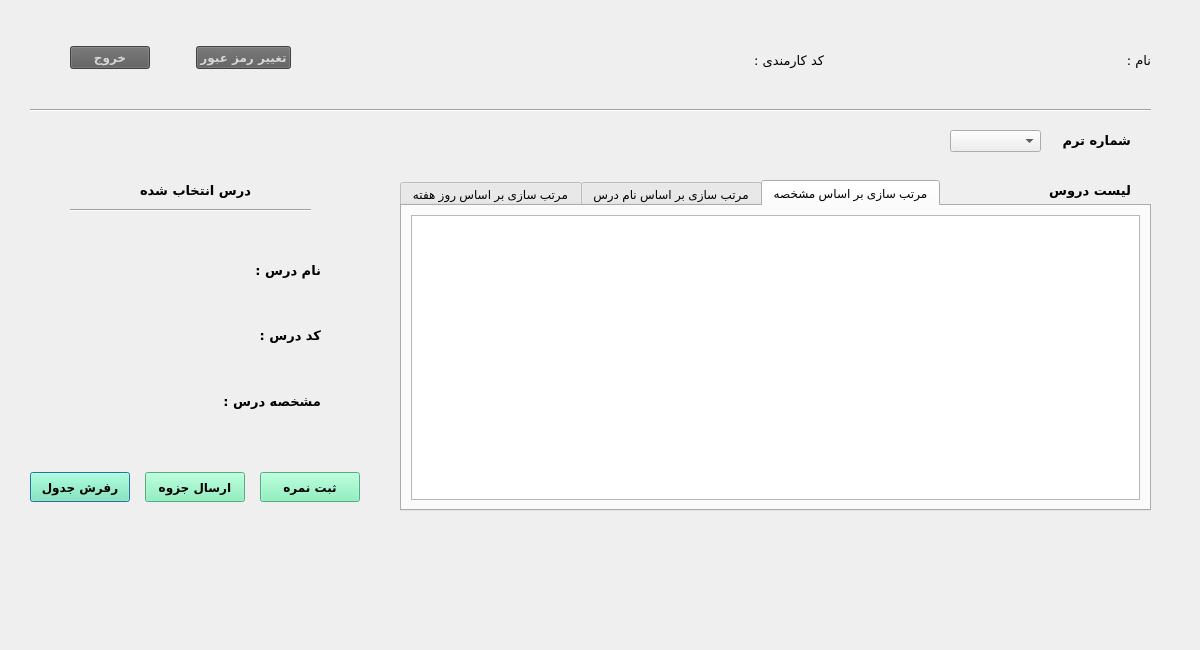
First picture: the form in teacherthirdmaindialog.ui, repository AliRn76/Student-Portal, before the edit.
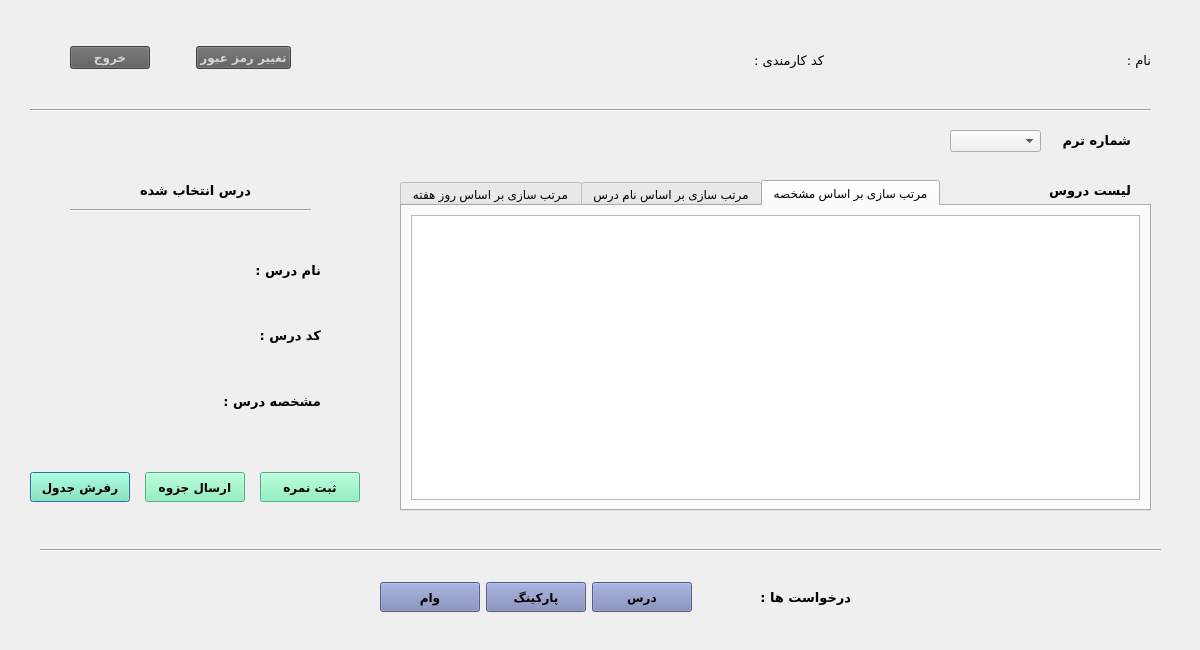
Second picture: the form after the edit. The open tabs and pages were chosen to show the change.

The edit to the form file:
```diff
--- a/teacherthirdmaindialog.ui
+++ b/teacherthirdmaindialog.ui
@@ -653,6 +653,134 @@
     </layout>
    </widget>
   </widget>
+  <widget class="Line" name="line_3">
+   <property name="geometry">
+    <rect>
+     <x>40</x>
+     <y>540</y>
+     <width>1121</width>
+     <height>20</height>
+    </rect>
+   </property>
+   <property name="orientation">
+    <enum>Qt::Horizontal</enum>
+   </property>
+  </widget>
+  <widget class="QWidget" name="">
+   <property name="geometry">
+    <rect>
+     <x>380</x>
+     <y>580</y>
+     <width>471</width>
+     <height>35</height>
+    </rect>
+   </property>
+   <layout class="QHBoxLayout" name="horizontalLayout_10">
+    <item>
+     <widget class="QPushButton" name="pushButton_req_vam">
+      <property name="minimumSize">
+       <size>
+        <width>100</width>
+        <height>30</height>
+       </size>
+      </property>
+      <property name="font">
+       <font>
+        <family>B Nazanin</family>
+        <pointsize>9</pointsize>
+        <weight>75</weight>
+        <bold>true</bold>
+       </font>
+      </property>
+      <property name="styleSheet">
+       <string notr="true">background-color:rgb(118, 130, 179)</string>
+      </property>
+      <property name="text">
+       <string>وام</string>
+      </property>
+     </widget>
+    </item>
+    <item>
+     <widget class="QPushButton" name="pushButton_req_parking">
+      <property name="minimumSize">
+       <size>
+        <width>100</width>
+        <height>30</height>
+       </size>
+      </property>
+      <property name="font">
+       <font>
+        <family>B Nazanin</family>
+        <pointsize>9</pointsize>
+        <weight>75</weight>
+        <bold>true</bold>
+       </font>
+      </property>
+      <property name="styleSheet">
+       <string notr="true">background-color:rgb(118, 130, 179)</string>
+      </property>
+      <property name="text">
+       <string>پارکینگ</string>
+      </property>
+     </widget>
+    </item>
+    <item>
+     <widget class="QPushButton" name="pushButton_req_dars">
+      <property name="minimumSize">
+       <size>
+        <width>100</width>
+        <height>30</height>
+       </size>
+      </property>
+      <property name="font">
+       <font>
+        <family>B Nazanin</family>
+        <pointsize>9</pointsize>
+        <weight>75</weight>
+        <bold>true</bold>
+       </font>
+      </property>
+      <property name="styleSheet">
+       <string notr="true">background-color:rgb(118, 130, 179)</string>
+      </property>
+      <property name="text">
+       <string>درس</string>
+      </property>
+     </widget>
+    </item>
+    <item>
+     <spacer name="horizontalSpacer_9">
+      <property name="orientation">
+       <enum>Qt::Horizontal</enum>
+      </property>
+      <property name="sizeType">
+       <enum>QSizePolicy::MinimumExpanding</enum>
+      </property>
+      <property name="sizeHint" stdset="0">
+       <size>
+        <width>40</width>
+        <height>20</height>
+       </size>
+      </property>
+     </spacer>
+    </item>
+    <item>
+     <widget class="QLabel" name="label_10">
+      <property name="font">
+       <font>
+        <family>B Koodak</family>
+        <pointsize>10</pointsize>
+        <weight>75</weight>
+        <bold>true</bold>
+       </font>
+      </property>
+      <property name="text">
+       <string>درخواست ها :</string>
+      </property>
+     </widget>
+    </item>
+   </layout>
+  </widget>
  </widget>
  <resources/>
  <connections/>
```
Left out of the diff: 2 changed lines with no effect on the pictures.
